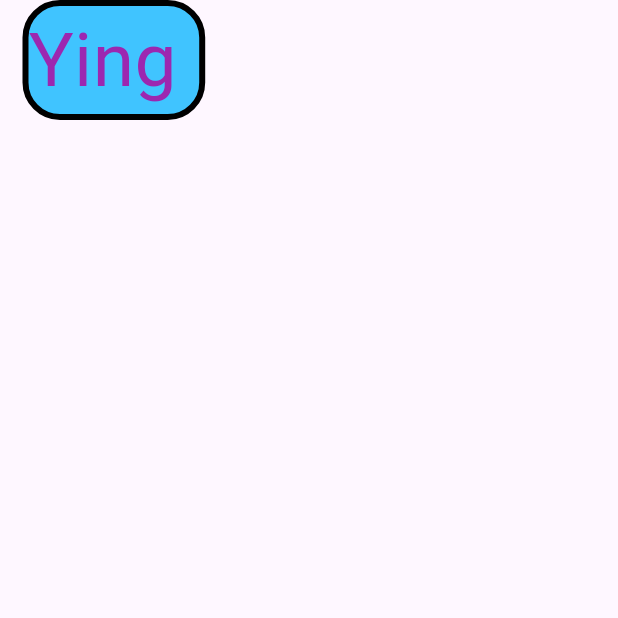
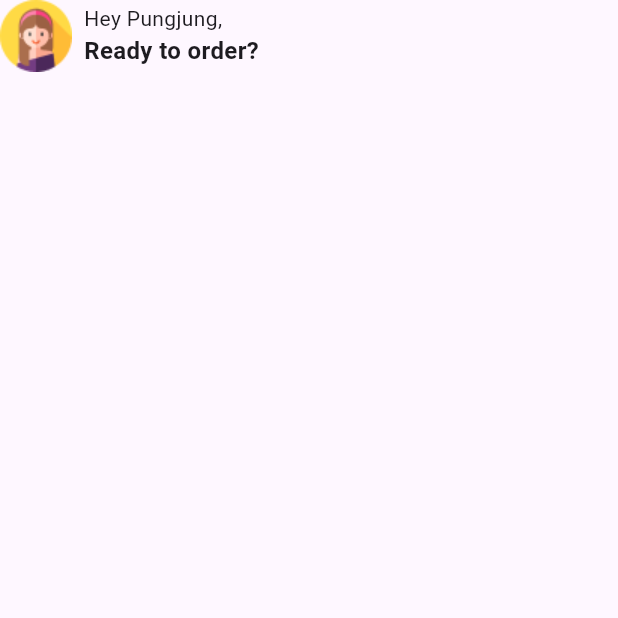
Before and after one commit to Lullalynx/flutter_demo, a Flutter app: the screen it shows after launch, on a phone screen of 412 x 824 dp, the top half of it. Run offline on Flutter 3.47's test engine with Material 3 defaults, Android fonts, the phone set to English and light mode, and no system bars.

```diff
--- a/lib/main.dart
+++ b/lib/main.dart
@@ -55,45 +55,34 @@ class MyHomePage extends StatefulWidget {
 }
 
 class _MyHomePageState extends State<MyHomePage> {
-  int _counter = 0;
-
-  void _incrementCounter() {
-    setState(() {
-      // This call to setState tells the Flutter framework that something has
-      // changed in this State, which causes it to rerun the build method below
-      // so that the display can reflect the updated values. If we changed
-      // _counter without calling setState(), then the build method would not be
-      // called again, and so nothing would appear to happen.
-      _counter++;
-    });
-  }
-
   @override
   Widget build(BuildContext context) {
-    // This method is rerun every time setState is called, for instance as done
-    // by the _incrementCounter method above.
-    //
-    // The Flutter framework has been optimized to make rerunning build methods
-    // fast, so that you can just rebuild anything that needs updating rather
-    // than having to individually change instances of widgets.
     return SafeArea(
-      child: Scaffold(
-        body: Container(
-          decoration: BoxDecoration(
-            color: Colors.lightBlueAccent,
-            border: Border.all(
-              width: 4,
-            ),
-            borderRadius: BorderRadius.circular(25),
+        child: Scaffold(
+      body: Column(
+        children: [
+          Row(
+            children: [
+              Image.asset('assets/images/user_profile.png'),
+              SizedBox(height: 8,width: 8,),
+              const Column(
+                mainAxisAlignment: MainAxisAlignment.start,
+                crossAxisAlignment: CrossAxisAlignment.start,
+                children: [
+                  Text(
+                    "Hey Pungjung,",
+                    style: TextStyle(fontSize: 14),
+                  ),
+                  Text(
+                    "Ready to order?",
+                    style: TextStyle(fontSize: 16, fontWeight: FontWeight.w700),
+                  )
+                ],
+              )
+            ],
           ),
-          margin: EdgeInsets.only(left: 15),
-          padding: EdgeInsets.only(right: 15),
-          child: Text(
-            "Ying",
-            style: TextStyle(fontSize: 50, color: Colors.purple),
-          ),
-        ),
+        ],
       ),
-    );
+    ));
   }
 }
--- a/pubspec.yaml
+++ b/pubspec.yaml
@@ -59,9 +59,8 @@ flutter:
   uses-material-design: true
 
   # To add assets to your application, add an assets section, like this:
-  # assets:
-  #   - images/a_dot_burr.jpeg
-  #   - images/a_dot_ham.jpeg
+  assets:
+    - assets/images/user_profile.png
 
   # An image asset can refer to one or more resolution-specific "variants", see
   # https://flutter.dev/to/resolution-aware-images
```
Also changed, not shown: assets/images/user_profile.png (added).
